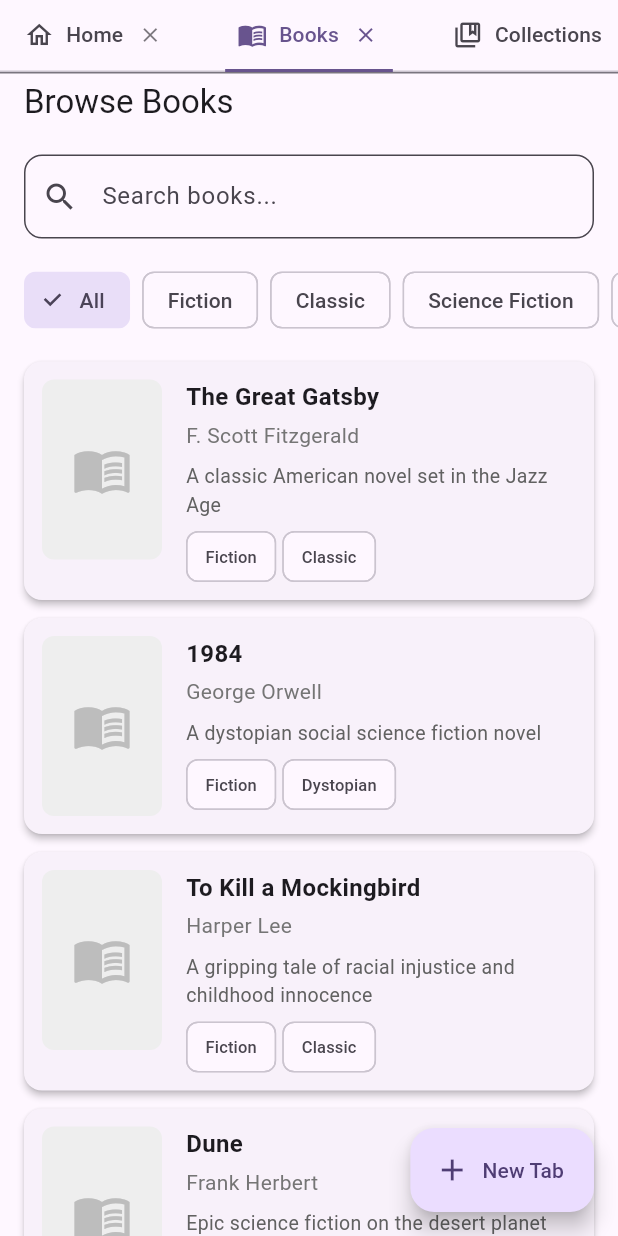
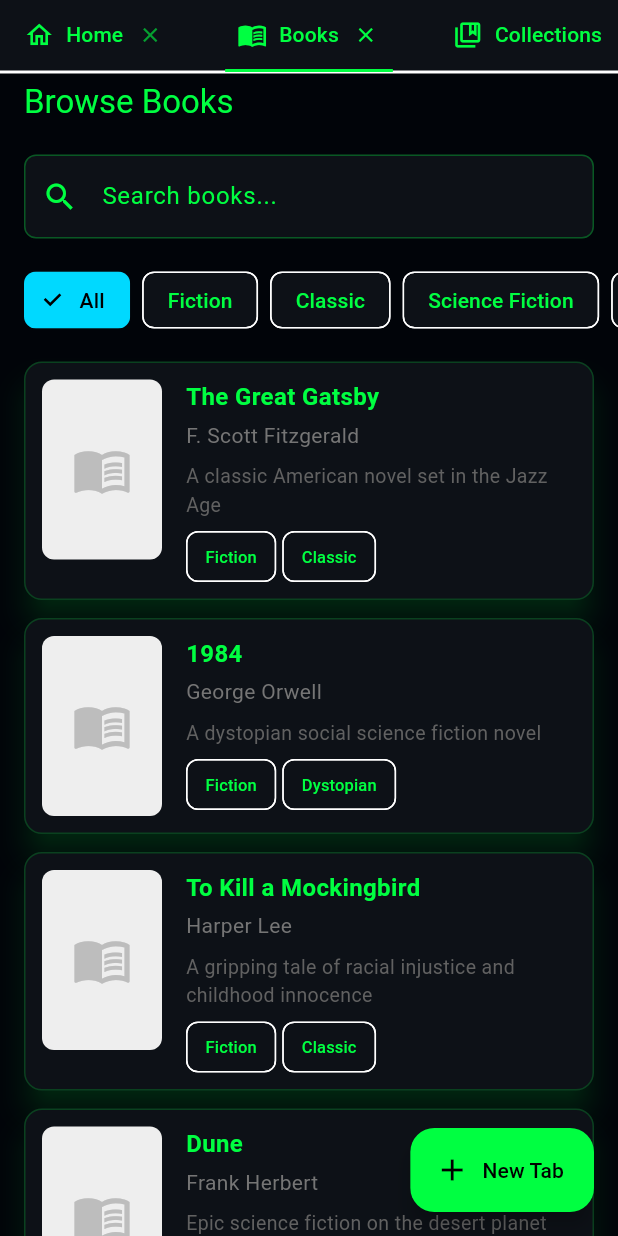
Before and after one commit to Zmunshaw/book_store, a Flutter app: the screen it shows after launch, tab 2 chosen, on a phone screen of 412 x 824 dp. Run offline on Flutter 3.47's test engine with Material 3 defaults, Android fonts, the phone set to English and light mode, and no system bars; our stand-ins replace logger; network calls fail.

Commit message:
FIX: Weird Style

```diff
--- a/frontend/lib/main.dart
+++ b/frontend/lib/main.dart
@@ -14,44 +14,56 @@ class BookStoreApp extends StatelessWidget {
       title: 'Book Store',
       debugShowCheckedModeBanner: false,
       theme: ThemeData(
-        colorScheme: ColorScheme.fromSeed(
-          seedColor: Colors.deepPurple,
-          brightness: Brightness.light,
+        colorScheme: const ColorScheme.dark(
+          primary: Color(0xFF00FF41),
+          secondary: Color(0xFF00D9FF),
+          surface: Color(0xFF0D1117),
+          error: Color(0xFFFF0055),
+          onPrimary: Colors.black,
+          onSecondary: Colors.black,
+          onSurface: Color(0xFF00FF41),
         ),
+        scaffoldBackgroundColor: const Color(0xFF010409),
         useMaterial3: true,
         cardTheme: CardThemeData(
-          elevation: 2,
+          elevation: 8,
+          color: const Color(0xFF0D1117),
+          shadowColor: const Color(0xFF00FF41).withValues(alpha: 0.3),
           shape: RoundedRectangleBorder(
             borderRadius: BorderRadius.circular(12),
+            side: BorderSide(
+              color: const Color(0xFF00FF41).withValues(alpha: 0.2),
+              width: 1,
+            ),
           ),
         ),
         inputDecorationTheme: InputDecorationTheme(
           border: OutlineInputBorder(
             borderRadius: BorderRadius.circular(8),
+            borderSide: const BorderSide(color: Color(0xFF00FF41)),
+          ),
+          enabledBorder: OutlineInputBorder(
+            borderRadius: BorderRadius.circular(8),
+            borderSide: BorderSide(color: const Color(0xFF00FF41).withValues(alpha: 0.3)),
+          ),
+          focusedBorder: OutlineInputBorder(
+            borderRadius: BorderRadius.circular(8),
+            borderSide: const BorderSide(color: Color(0xFF00FF41), width: 2),
           ),
           filled: true,
+          fillColor: const Color(0xFF0D1117),
+        ),
+        appBarTheme: const AppBarTheme(
+          backgroundColor: Color(0xFF010409),
+          foregroundColor: Color(0xFF00FF41),
+        ),
+        textTheme: const TextTheme(
+          bodyLarge: TextStyle(color: Color(0xFF00FF41)),
+          bodyMedium: TextStyle(color: Color(0xFF00FF41)),
+          bodySmall: TextStyle(color: Color(0xFF00FF41)),
         ),
       ),
-      darkTheme: ThemeData(
-        colorScheme: ColorScheme.fromSeed(
-          seedColor: Colors.deepPurple,
-          brightness: Brightness.dark,
-        ),
-        useMaterial3: true,
-        cardTheme: CardThemeData(
-          elevation: 2,
-          shape: RoundedRectangleBorder(
-            borderRadius: BorderRadius.circular(12),
-          ),
-        ),
-        inputDecorationTheme: InputDecorationTheme(
-          border: OutlineInputBorder(
-            borderRadius: BorderRadius.circular(8),
-          ),
-          filled: true,
-        ),
-      ),
-      themeMode: ThemeMode.system,
+      themeMode: ThemeMode.dark,
       home: const MainNavigation(),
     );
   }
```
Also changed, not shown: frontend/lib/views/book_detail_view.dart (+90 -23 lines), frontend/lib/views/home_view.dart (+78 -28 lines).
